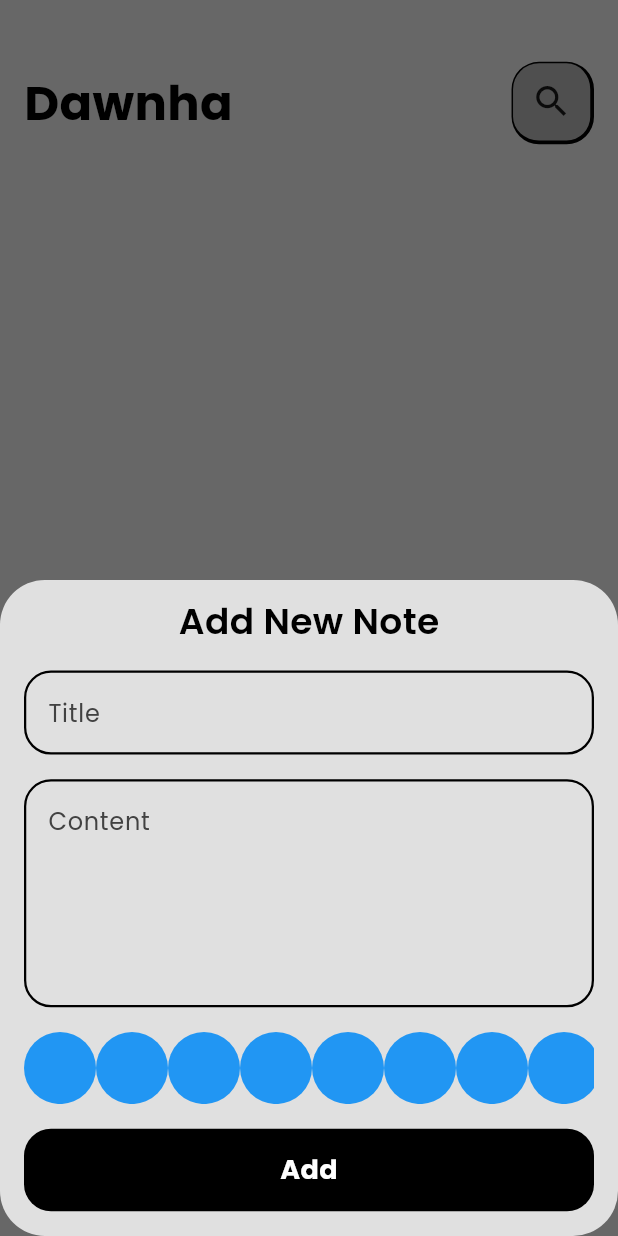
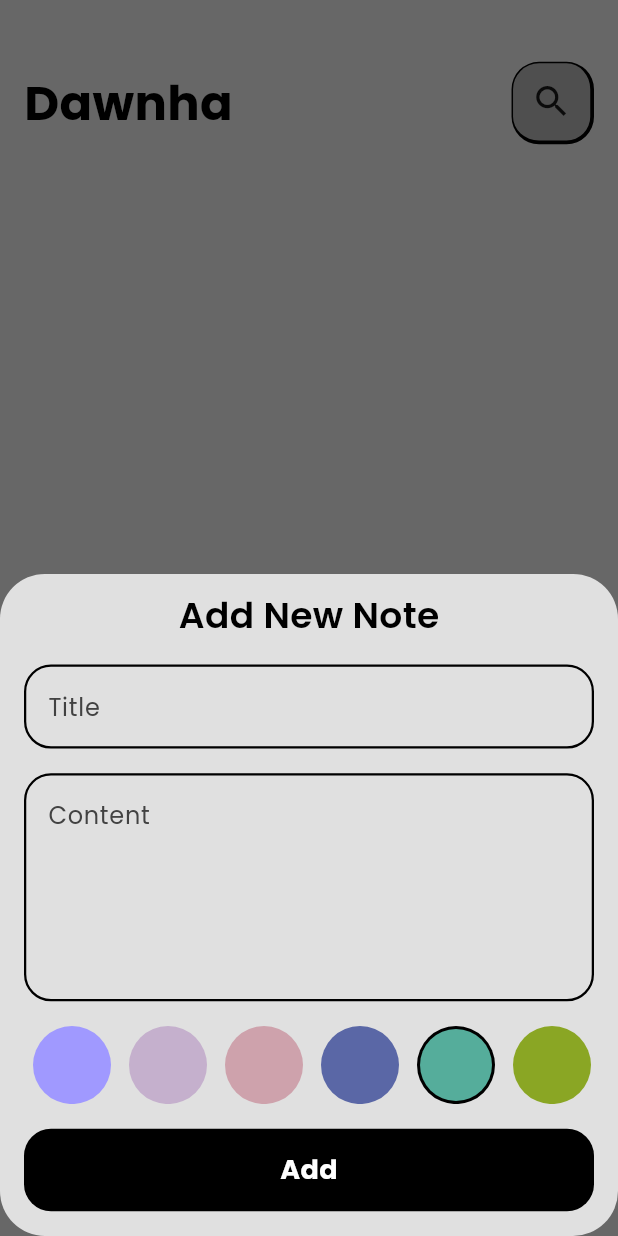
Before and after one commit to MedoAlshafei/notes, a Flutter app: the screen it shows after launch, after a tap on the "add" icon, on a phone screen of 412 x 824 dp. Run offline on Flutter 3.47's test engine with Material 3 defaults, Android fonts, the phone set to English and light mode, and no system bars; our stand-ins replace bloc, flutter_bloc, flutter_screenutil, google_fonts, hive, hive_flutter; accounts and stored records are empty.

Commit message:
Add color selection functionality to note editing by implementing EditNoteColorsList and updating ColorsListView; enhance AddNoteCubit to manage selected color and adjust date formatting in AddNoteForm for consistency.

```diff
--- a/lib/constants/colors.dart
+++ b/lib/constants/colors.dart
@@ -7,3 +7,15 @@ const Color kOnSecondaryColor = Color.fromARGB(255, 0, 0, 0);
 const Color kSecondaryAccentColor = Color.fromARGB(255, 255, 217, 113);
 const Color kOnSecondaryAccentColor = Color.fromARGB(255, 0, 0, 0);
 const Color black = Color.fromARGB(255, 0, 0, 0);
+
+List<Color> kNoteColors = const [
+  Color(0xffA099FF),
+  Color(0xffC5B0CD),
+  Color(0xffCEA2AC),
+  Color(0xff5A67A6),
+  Color(0xff55AD9B),
+  Color(0xff8AA624),
+  Color(0xffFCB241),
+  Color(0xffD68D08),
+  Color(0xffEB5B00),
+];
--- a/lib/cubit/add_note_cubit/add_note_cubit.dart
+++ b/lib/cubit/add_note_cubit/add_note_cubit.dart
@@ -1,3 +1,4 @@
+import 'package:flutter/material.dart';
 import 'package:flutter_bloc/flutter_bloc.dart';
 import 'package:hive_flutter/hive_flutter.dart';
 import 'package:meta/meta.dart';
@@ -9,7 +10,10 @@ part 'add_note_state.dart';
 class AddNoteCubit extends Cubit<AddNoteState> {
   AddNoteCubit() : super(AddNoteInitial());
 
+  Color? color = const Color(0xffA099FF);
+
   addNote(NoteModel note) async {
+    note.color = color!.value;
     emit(AddNoteLoading());
     try {
       var notesBox = Hive.box<NoteModel>(kNotesBox);
--- a/lib/views/widgets/add_note_form.dart
+++ b/lib/views/widgets/add_note_form.dart
@@ -62,7 +62,7 @@ class _AddNoteFormState extends State<AddNoteForm> {
                     formKey.currentState!.save();
 
                     var currentDate = DateTime.now();
-                    var formattedCurrentDate = DateFormat.yMd().format(
+                    var formattedCurrentDate = DateFormat.yMMMMd().format(
                       currentDate,
                     );
 
--- a/lib/views/widgets/colors_list_view.dart
+++ b/lib/views/widgets/colors_list_view.dart
@@ -1,25 +1,59 @@
 import 'package:flutter/material.dart';
+import 'package:flutter_bloc/flutter_bloc.dart';
+import 'package:notes/constants/colors.dart';
+import 'package:notes/cubit/add_note_cubit/add_note_cubit.dart';
 
 class ColorItem extends StatelessWidget {
-  const ColorItem({super.key});
+  const ColorItem({super.key, required this.isSelected, required this.color});
+
+  final bool isSelected;
+  final Color color;
 
   @override
   Widget build(BuildContext context) {
-    return const CircleAvatar(radius: 24, backgroundColor: Colors.blue);
+    return isSelected
+        ? CircleAvatar(
+          radius: 26,
+          backgroundColor: Colors.black,
+          child: CircleAvatar(radius: 24, backgroundColor: color),
+        )
+        : CircleAvatar(radius: 26, backgroundColor: color);
   }
 }
 
-class ColorsListView extends StatelessWidget {
+class ColorsListView extends StatefulWidget {
   const ColorsListView({super.key});
+
+  @override
+  State<ColorsListView> createState() => _ColorsListViewState();
+}
+
+class _ColorsListViewState extends State<ColorsListView> {
+  int currentIndex = 4;
 
   @override
   Widget build(BuildContext context) {
     return SizedBox(
-      height: 24 * 2,
+      height: 26 * 2,
       child: ListView.builder(
-        itemCount: 8,
+        itemCount: kNoteColors.length,
         scrollDirection: Axis.horizontal,
-        itemBuilder: (context, index) => ColorItem(),
+        itemBuilder:
+            (context, index) => Padding(
+              padding: const EdgeInsets.symmetric(horizontal: 6),
+              child: InkWell(
+                onTap: () {
+                  currentIndex = index;
+                  BlocProvider.of<AddNoteCubit>(context).color =
+                      kNoteColors[index];
+                  setState(() {});
+                },
+                child: ColorItem(
+                  isSelected: currentIndex == index,
+                  color: kNoteColors[index],
+                ),
+              ),
+            ),
       ),
     );
   }
--- a/lib/views/widgets/edit_note_view_body.dart
+++ b/lib/views/widgets/edit_note_view_body.dart
@@ -6,6 +6,7 @@ import 'package:notes/models/note_model.dart';
 import 'package:notes/views/widgets/custom_app_bar.dart';
 import 'package:notes/views/widgets/custom_snack_bar.dart';
 import 'package:notes/views/widgets/custom_text_field.dart';
+import 'package:notes/views/widgets/edit_note_colors_list.dart';
 
 class EditNoteViewBody extends StatefulWidget {
   const EditNoteViewBody({super.key, required this.note});
@@ -81,6 +82,8 @@ class _EditNoteViewBodyState extends State<EditNoteViewBody> {
             hint: widget.note.subTitle,
             maxLines: 5,
           ),
+          const SizedBox(height: 16),
+          EditNoteColorsList(note: widget.note),
           const Spacer(),
         ],
       ),
```
Also changed, not shown: lib/views/widgets/edit_note_colors_list.dart (added, +49 -0 lines).
